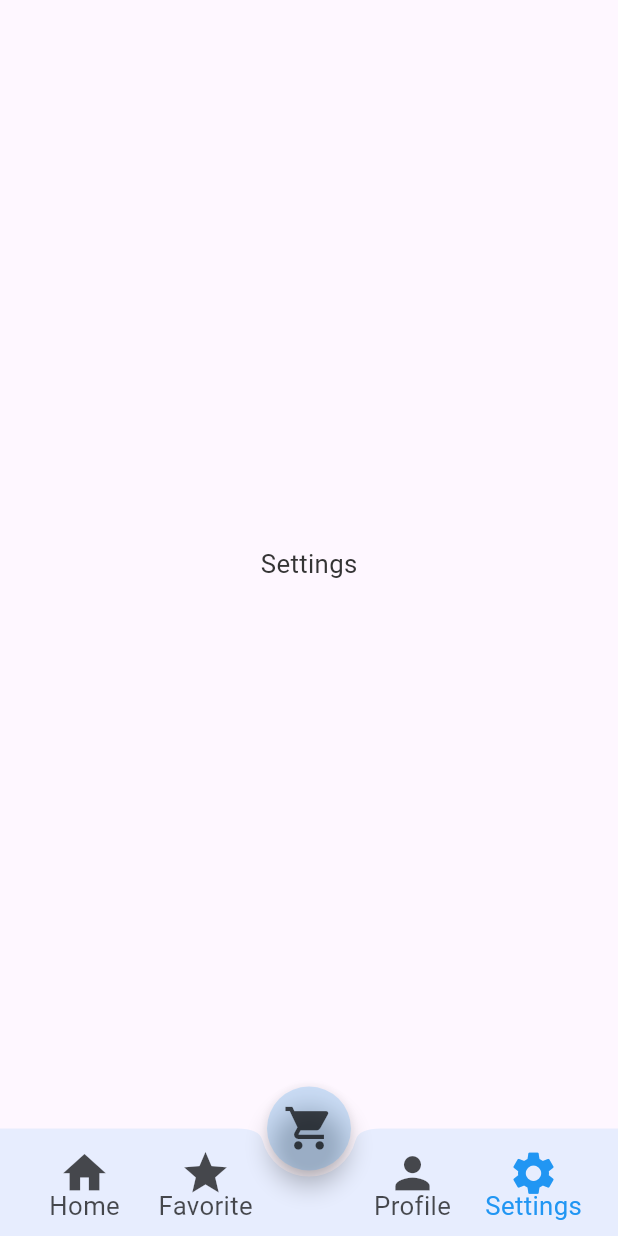
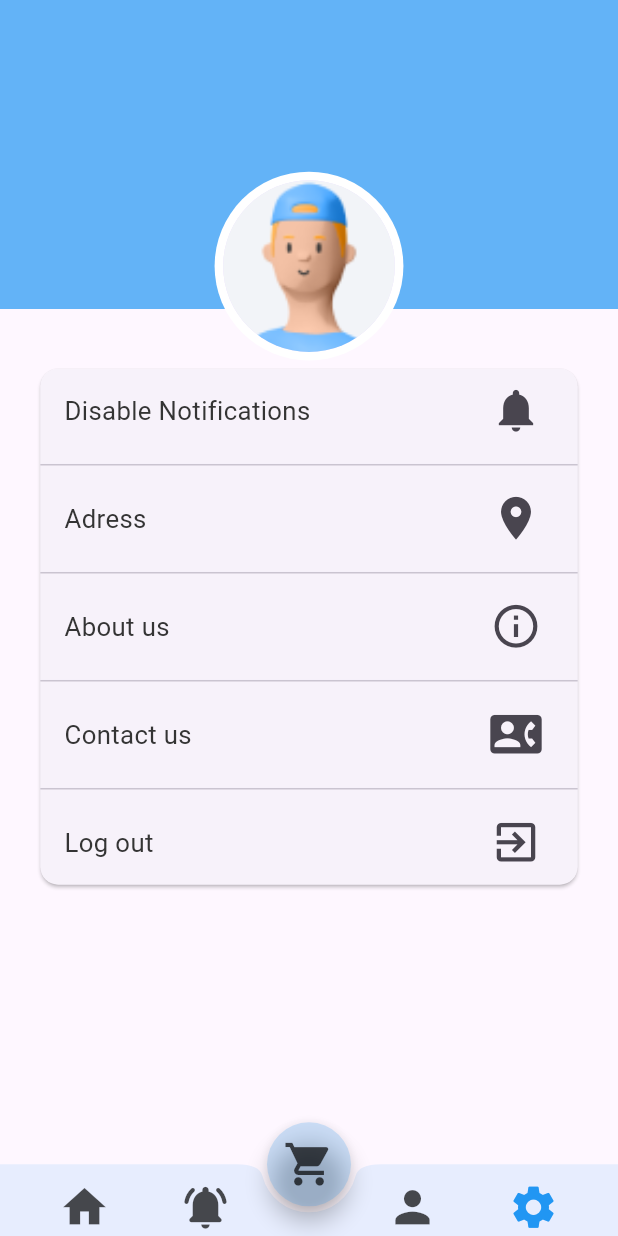
Before and after one commit to EslamKamel89/ecommerce_getx_php_mysql, a Flutter app: the MainPage screen opened by its route, item 4 of the bottom bar chosen, on a phone screen of 412 x 824 dp. Run offline on Flutter 3.47's test engine with Material 3 defaults, Android fonts, the phone set to English and light mode, and no system bars; our stand-ins replace cloud_firestore, dartz, device_preview, firebase_auth, firebase_core, firebase_messaging and 8 more; accounts and stored records are empty; network calls fail; project files that could hold a hidden picture were left out.

Commit message:
creating setting screen

```diff
--- /dev/null
+++ b/ecommerce_getx_php_mysql/lib/buisness_logic/setting/setting_controller.dart
@@ -0,0 +1,22 @@
+import 'package:ecommerce_getx_php_mysql/buisness_logic/services/services_controller.dart';
+import 'package:ecommerce_getx_php_mysql/constants/routes_names.dart';
+import 'package:get/get.dart';
+
+abstract class SettingsControllerAbstract extends GetxController {
+  logout();
+  goToSignin();
+}
+
+class SettingsController extends SettingsControllerAbstract {
+  InitServices services = Get.find();
+  @override
+  logout() {
+    services.sharedPreferences.clear();
+    goToSignin();
+  }
+
+  @override
+  goToSignin() {
+    Get.offAllNamed(AppRoutes.login);
+  }
+}
--- a/ecommerce_getx_php_mysql/lib/core/extensions/extension.dart
+++ b/ecommerce_getx_php_mysql/lib/core/extensions/extension.dart
@@ -42,6 +42,14 @@ extension PrintTitleToConsole on Object? {
   }
 }
 
+extension PrintTitleAndMessageToConsole on Object? {
+  prm(String title) {
+    title.prt;
+    pr;
+    return this;
+  }
+}
+
 extension CenterOneWidget on Widget {
   Widget get cr => Center(child: this);
 }
--- a/ecommerce_getx_php_mysql/lib/data/data_provider/static/mainpage_bottom_navigation_data.dart
+++ b/ecommerce_getx_php_mysql/lib/data/data_provider/static/mainpage_bottom_navigation_data.dart
@@ -1,6 +1,7 @@
 import 'package:ecommerce_getx_php_mysql/core/extensions/extension.dart';
 import 'package:ecommerce_getx_php_mysql/data/models/mainpage/mainpage_bottom_bar_navigation.dart';
-import 'package:ecommerce_getx_php_mysql/presentation/screens/mainpage/homepage.dart';
+import 'package:ecommerce_getx_php_mysql/presentation/screens/homepage.dart';
+import 'package:ecommerce_getx_php_mysql/presentation/screens/settings_screen.dart';
 import 'package:flutter/material.dart';
 
 class MainpageData {
@@ -12,10 +13,10 @@ class MainpageData {
       child: const Homepage(),
     ),
     MainpageModel(
-      title: 'Favorite',
+      title: 'Alerts',
       index: 1,
-      icon: Icons.star,
-      child: const Text('Favorite').cr,
+      icon: Icons.notifications_active_rounded,
+      child: const Text('Alerts').cr,
     ),
     MainpageModel(
       title: 'Profile',
@@ -27,7 +28,7 @@ class MainpageData {
       title: 'Settings',
       index: 3,
       icon: Icons.settings,
-      child: const Text('Settings').cr,
+      child: const SettingsScreen(),
     ),
     MainpageModel(
       title: 'Cart',
--- a/ecommerce_getx_php_mysql/lib/presentation/screens/mainpage/mainpage.dart
+++ b/ecommerce_getx_php_mysql/lib/presentation/screens/mainpage/mainpage.dart
@@ -32,7 +32,7 @@ class _MainPageState extends State<MainPage> {
       floatingActionButtonAnimator: FloatingActionButtonAnimator.scaling,
       bottomNavigationBar: BottomAppBar(
         shape: Sze.mobile ? const CircularNotchedRectangle() : null,
-        height: 60.h,
+        height: 40.h,
         color: AppColors.backgroundColor1.withOpacity(0.1),
         child: bottomBarIconsRow(updateMainpageUi, index),
       ),
--- /dev/null
+++ b/ecommerce_getx_php_mysql/lib/presentation/screens/settings_screen.dart
@@ -0,0 +1,49 @@
+import 'package:ecommerce_getx_php_mysql/buisness_logic/setting/setting_controller.dart';
+import 'package:ecommerce_getx_php_mysql/core/class/responsive_info.dart';
+import 'package:ecommerce_getx_php_mysql/presentation/widgets/settings/aboutus_button.dart';
+import 'package:ecommerce_getx_php_mysql/presentation/widgets/settings/change_address_button.dart';
+import 'package:ecommerce_getx_php_mysql/presentation/widgets/settings/contactus_button.dart';
+import 'package:ecommerce_getx_php_mysql/presentation/widgets/settings/disable_notifications.dart';
+import 'package:ecommerce_getx_php_mysql/presentation/widgets/settings/logout_button.dart';
+import 'package:ecommerce_getx_php_mysql/presentation/widgets/settings/person_icon.dart';
+import 'package:flutter/material.dart';
+import 'package:flutter_screenutil/flutter_screenutil.dart';
+import 'package:get/get.dart';
+
+class SettingsScreen extends StatelessWidget {
+  const SettingsScreen({super.key});
+
+  @override
+  Widget build(BuildContext context) {
+    SettingsController controller = Get.put(SettingsController());
+    Sze.init(context);
+    return Scaffold(
+      body: ListView(
+        children: [
+          const PersonIcon(),
+          SizedBox(height: 30.h),
+          Container(
+            padding: EdgeInsets.symmetric(horizontal: 20.w),
+            child: const Card(
+              child: Column(
+                mainAxisSize: MainAxisSize.min,
+                crossAxisAlignment: CrossAxisAlignment.center,
+                children: [
+                  DisableNoificationsButton(),
+                  Divider(),
+                  ChangeAdressButton(),
+                  Divider(),
+                  AboutUsButton(),
+                  Divider(),
+                  ContactUsButton(),
+                  Divider(),
+                  LogoutButton(),
+                ],
+              ),
+            ),
+          ),
+        ],
+      ),
+    );
+  }
+}
--- a/ecommerce_getx_php_mysql/lib/presentation/widgets/mainpage/mainpage_widgets/bottom_bar_icons.dart
+++ b/ecommerce_getx_php_mysql/lib/presentation/widgets/mainpage/mainpage_widgets/bottom_bar_icons.dart
@@ -27,11 +27,7 @@ class BottomNavigationIcon extends StatefulWidget {
 class _BottomNavigationIconState extends State<BottomNavigationIcon> {
   @override
   Widget build(BuildContext context) {
-    return InkWell(
-      onTap: () {
-        widget.callback(widget.mainpageModel.index);
-      },
-      child: Container(
+    return Container(
       padding: EdgeInsets.only(bottom: 10.h),
       margin: EdgeInsets.only(left: widget.leftMargin ?? 0, right: widget.rightMargin ?? 0),
       child: Stack(
@@ -39,12 +35,8 @@ class _BottomNavigationIconState extends State<BottomNavigationIcon> {
         alignment: Alignment.bottomCenter,
         children: [
           _bottomBarIcon(),
-            Positioned(
-              bottom: -15.h,
-              child: _bottomBarText(),
-            ),
+          // Positioned(bottom: -15.h, child: _bottomBarText()),
         ],
-        ),
       ),
     );
   }
--- a/ecommerce_getx_php_mysql/lib/presentation/widgets/mainpage/mainpage_widgets/bottom_bar_icons_row.dart
+++ b/ecommerce_getx_php_mysql/lib/presentation/widgets/mainpage/mainpage_widgets/bottom_bar_icons_row.dart
@@ -14,7 +14,11 @@ Row bottomBarIconsRow(Function(int) callback, int currentIndex) {
         MainpageData.list.length - 1,
         (i) {
           MainpageModel mainpage = MainpageData.list[i];
-          return BottomNavigationIcon(
+          return InkWell(
+            onTap: () {
+              callback(mainpage.index);
+            },
+            child: BottomNavigationIcon(
               mainpageModel: mainpage,
               callback: callback,
               currentIndex: currentIndex,
@@ -24,6 +28,7 @@ Row bottomBarIconsRow(Function(int) callback, int currentIndex) {
                   : AppColors.onBackgroundColor2.withOpacity(0.7),
               leftMargin: mainpage.index == 2 ? 25.w : null,
               rightMargin: mainpage.index == 1 ? 25.w : null,
+            ),
           );
         },
       ),
--- /dev/null
+++ b/ecommerce_getx_php_mysql/lib/presentation/widgets/settings/aboutus_button.dart
@@ -0,0 +1,23 @@
+import 'package:ecommerce_getx_php_mysql/buisness_logic/setting/setting_controller.dart';
+import 'package:flutter/material.dart';
+import 'package:flutter_screenutil/flutter_screenutil.dart';
+import 'package:get/get.dart';
+
+class AboutUsButton extends StatelessWidget {
+  const AboutUsButton({
+    super.key,
+  });
+
+  @override
+  Widget build(BuildContext context) {
+    SettingsController controller = Get.find();
+    return ListTile(
+      onTap: () {},
+      title: Text(
+        'About us',
+        style: Theme.of(context).textTheme.bodyMedium,
+      ),
+      trailing: Icon(Icons.info_outline, size: 30.w),
+    );
+  }
+}
--- /dev/null
+++ b/ecommerce_getx_php_mysql/lib/presentation/widgets/settings/change_address_button.dart
@@ -0,0 +1,23 @@
+import 'package:ecommerce_getx_php_mysql/buisness_logic/setting/setting_controller.dart';
+import 'package:flutter/material.dart';
+import 'package:flutter_screenutil/flutter_screenutil.dart';
+import 'package:get/get.dart';
+
+class ChangeAdressButton extends StatelessWidget {
+  const ChangeAdressButton({
+    super.key,
+  });
+
+  @override
+  Widget build(BuildContext context) {
+    SettingsController controller = Get.find();
+    return ListTile(
+      onTap: () {},
+      title: Text(
+        'Adress',
+        style: Theme.of(context).textTheme.bodyMedium,
+      ),
+      trailing: Icon(Icons.location_on, size: 30.w),
+    );
+  }
+}
--- /dev/null
+++ b/ecommerce_getx_php_mysql/lib/presentation/widgets/settings/contactus_button.dart
@@ -0,0 +1,23 @@
+import 'package:ecommerce_getx_php_mysql/buisness_logic/setting/setting_controller.dart';
+import 'package:flutter/material.dart';
+import 'package:flutter_screenutil/flutter_screenutil.dart';
+import 'package:get/get.dart';
+
+class ContactUsButton extends StatelessWidget {
+  const ContactUsButton({
+    super.key,
+  });
+
+  @override
+  Widget build(BuildContext context) {
+    SettingsController controller = Get.find();
+    return ListTile(
+      onTap: () {},
+      title: Text(
+        'Contact us',
+        style: Theme.of(context).textTheme.bodyMedium,
+      ),
+      trailing: Icon(Icons.contact_phone, size: 30.w),
+    );
+  }
+}
--- /dev/null
+++ b/ecommerce_getx_php_mysql/lib/presentation/widgets/settings/disable_notifications.dart
@@ -0,0 +1,23 @@
+import 'package:ecommerce_getx_php_mysql/buisness_logic/setting/setting_controller.dart';
+import 'package:flutter/material.dart';
+import 'package:flutter_screenutil/flutter_screenutil.dart';
+import 'package:get/get.dart';
+
+class DisableNoificationsButton extends StatelessWidget {
+  const DisableNoificationsButton({
+    super.key,
+  });
+
+  @override
+  Widget build(BuildContext context) {
+    SettingsController controller = Get.find();
+    return ListTile(
+      onTap: () {},
+      title: Text(
+        'Disable Notifications',
+        style: Theme.of(context).textTheme.bodyMedium,
+      ),
+      trailing: Icon(Icons.notifications, size: 30.w),
+    );
+  }
+}
--- /dev/null
+++ b/ecommerce_getx_php_mysql/lib/presentation/widgets/settings/logout_button.dart
@@ -0,0 +1,25 @@
+import 'package:ecommerce_getx_php_mysql/buisness_logic/setting/setting_controller.dart';
+import 'package:flutter/material.dart';
+import 'package:flutter_screenutil/flutter_screenutil.dart';
+import 'package:get/get.dart';
+
+class LogoutButton extends StatelessWidget {
+  const LogoutButton({
+    super.key,
+  });
+
+  @override
+  Widget build(BuildContext context) {
+    SettingsController controller = Get.find();
+    return ListTile(
+      onTap: () {
+        controller.logout();
+      },
+      title: Text(
+        'Log out ',
+        style: Theme.of(context).textTheme.bodyMedium,
+      ),
+      trailing: Icon(Icons.exit_to_app, size: 30.w),
+    );
+  }
+}
--- /dev/null
+++ b/ecommerce_getx_php_mysql/lib/presentation/widgets/settings/person_icon.dart
@@ -0,0 +1,42 @@
+import 'package:ecommerce_getx_php_mysql/buisness_logic/setting/setting_controller.dart';
+import 'package:ecommerce_getx_php_mysql/constants/color.dart';
+import 'package:ecommerce_getx_php_mysql/core/class/responsive_info.dart';
+import 'package:flutter/material.dart';
+import 'package:flutter_screenutil/flutter_screenutil.dart';
+import 'package:get/get.dart';
+
+class PersonIcon extends StatelessWidget {
+  const PersonIcon({
+    super.key,
+  });
+
+  @override
+  Widget build(BuildContext context) {
+    SettingsController controller = Get.find();
+    return Stack(
+      alignment: Alignment.bottomCenter,
+      clipBehavior: Clip.none,
+      children: [
+        Container(
+          width: double.infinity,
+          height: (Sze.height / 4),
+          color: AppColors.backgroundColor1.withOpacity(0.7),
+        ),
+        Positioned(
+          bottom: -30.w,
+          child: Container(
+            padding: EdgeInsets.all(5.w),
+            decoration: BoxDecoration(
+              borderRadius: BorderRadius.circular(55.w),
+              color: AppColors.backgroundColor2,
+            ),
+            child: CircleAvatar(
+              radius: 50.w,
+              backgroundImage: const AssetImage('assets/icons/img.png'),
+            ),
+          ),
+        )
+      ],
+    );
+  }
+}
```
Also changed, not shown: ecommerce_getx_php_mysql/lib/presentation/screens/homepage.dart (renamed from ecommerce_getx_php_mysql/lib/presentation/screens/mainpage/homepage.dart). Lines whose indentation alone changed are shown as unchanged.
